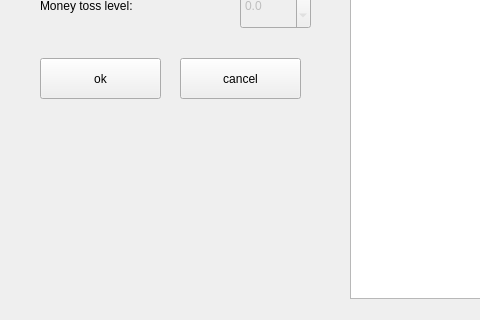
The window that blue-app/ui/WheelSettings.ui (matus-u/sz-bluetooth) describes before a commit, drawn with Qt 5; both pictures show x 0 to 480 and y 102 to 422 of the 976 by 422 pixel window.
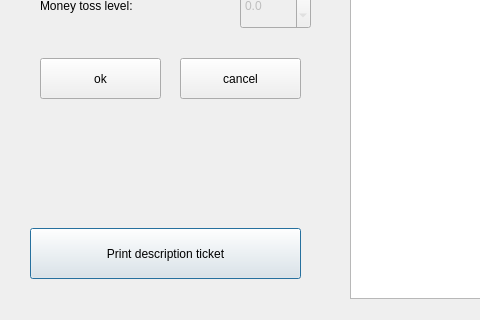
The same window after the commit.

Commit message: implement desc ticket and new settings

The edit to the form file:
```diff
--- a/blue-app/ui/WheelSettings.ui
+++ b/blue-app/ui/WheelSettings.ui
@@ -142,6 +142,19 @@
     </property>
    </column>
   </widget>
+  <widget class="QPushButton" name="descriptionTicket">
+   <property name="geometry">
+    <rect>
+     <x>30</x>
+     <y>330</y>
+     <width>271</width>
+     <height>51</height>
+    </rect>
+   </property>
+   <property name="text">
+    <string>Print description ticket</string>
+   </property>
+  </widget>
  </widget>
  <resources/>
  <connections/>
```
The commit also changes 8 other files.
